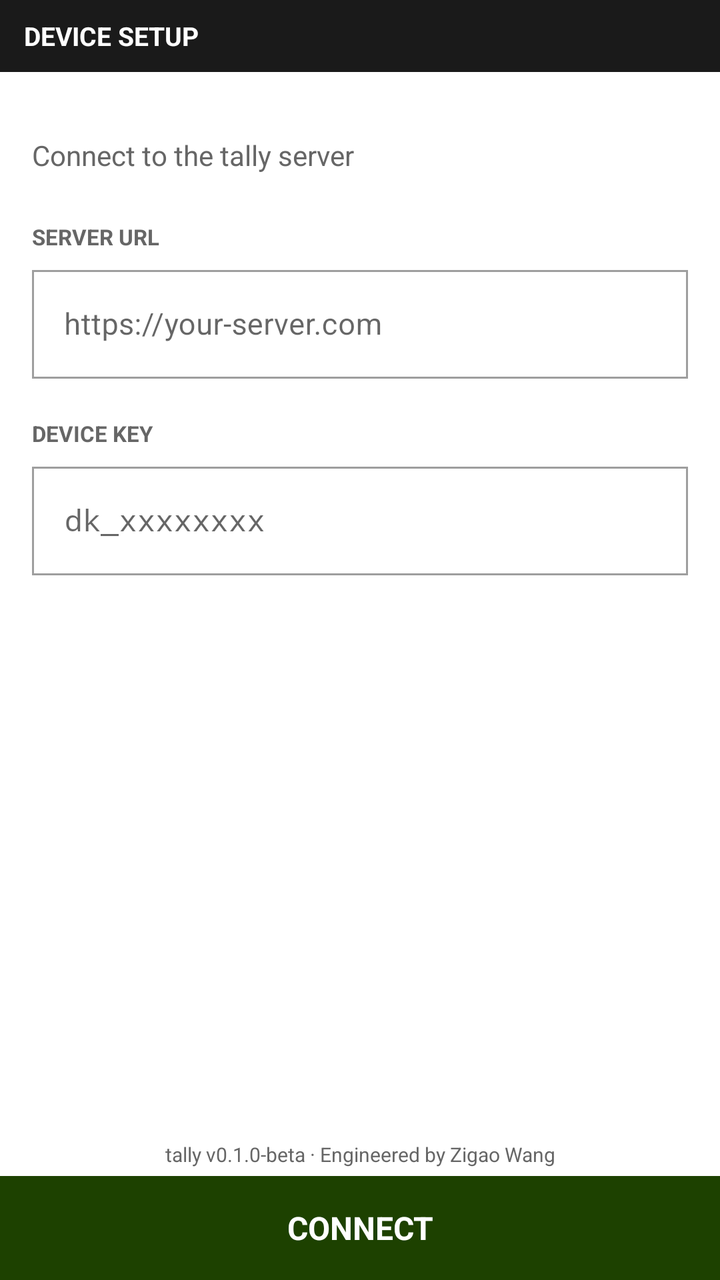
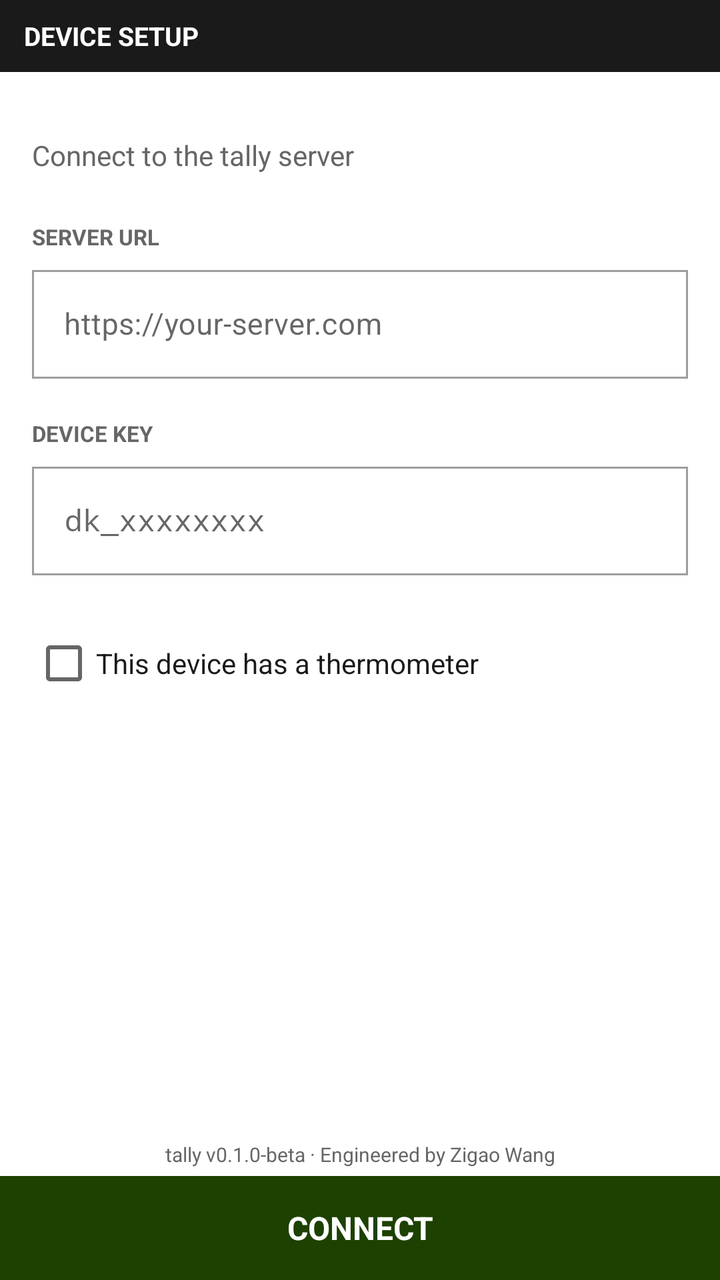

Before-and-after screenshots of an Android layout around one commit, followed by the original layout XML and the change that was made.
<!-- AndroidManifest.xml: application theme Theme.Tally -->
<!-- res/layout/activity_setup.xml -->
<?xml version="1.0" encoding="utf-8"?>
<LinearLayout xmlns:android="http://schemas.android.com/apk/res/android"
    xmlns:app="http://schemas.android.com/apk/res-auto"
    android:layout_width="match_parent"
    android:layout_height="match_parent"
    android:background="@color/background"
    android:orientation="vertical">

    
    <LinearLayout
        android:layout_width="match_parent"
        android:layout_height="36dp"
        android:background="@color/header_bg"
        android:gravity="center_vertical"
        android:paddingStart="12dp"
        android:paddingEnd="12dp">

        <TextView
            android:layout_width="wrap_content"
            android:layout_height="wrap_content"
            android:text="@string/setup_title"
            android:textSize="13sp"
            android:textStyle="bold"
            android:textAllCaps="true"
            android:textColor="@color/white" />

    </LinearLayout>

    <ScrollView
        android:layout_width="match_parent"
        android:layout_height="0dp"
        android:layout_weight="1"
        android:fillViewport="true">

        <LinearLayout
            android:layout_width="match_parent"
            android:layout_height="wrap_content"
            android:orientation="vertical"
            android:padding="16dp">

            <TextView
                android:layout_width="match_parent"
                android:layout_height="wrap_content"
                android:layout_marginTop="16dp"
                android:text="Connect to the tally server"
                android:textSize="14sp"
                android:textColor="@color/text_secondary" />

            <TextView
                android:layout_width="match_parent"
                android:layout_height="wrap_content"
                android:layout_marginTop="24dp"
                android:text="SERVER URL"
                android:textSize="11sp"
                android:textStyle="bold"
                android:textColor="@color/text_secondary" />

            <com.google.android.material.textfield.TextInputLayout
                style="@style/Widget.MaterialComponents.TextInputLayout.OutlinedBox"
                android:layout_width="match_parent"
                android:layout_height="wrap_content"
                android:layout_marginTop="4dp"
                app:boxCornerRadiusTopStart="0dp"
                app:boxCornerRadiusTopEnd="0dp"
                app:boxCornerRadiusBottomStart="0dp"
                app:boxCornerRadiusBottomEnd="0dp">

                <com.google.android.material.textfield.TextInputEditText
                    android:id="@+id/input_server_url"
                    android:layout_width="match_parent"
                    android:layout_height="wrap_content"
                    android:inputType="textUri"
                    android:singleLine="true"
                    android:textSize="15sp"
                    android:hint="@string/setup_server_url_hint" />

            </com.google.android.material.textfield.TextInputLayout>

            <TextView
                android:layout_width="match_parent"
                android:layout_height="wrap_content"
                android:layout_marginTop="20dp"
                android:text="DEVICE KEY"
                android:textSize="11sp"
                android:textStyle="bold"
                android:textColor="@color/text_secondary" />

            <com.google.android.material.textfield.TextInputLayout
                style="@style/Widget.MaterialComponents.TextInputLayout.OutlinedBox"
                android:layout_width="match_parent"
                android:layout_height="wrap_content"
                android:layout_marginTop="4dp"
                app:boxCornerRadiusTopStart="0dp"
                app:boxCornerRadiusTopEnd="0dp"
                app:boxCornerRadiusBottomStart="0dp"
                app:boxCornerRadiusBottomEnd="0dp">

                <com.google.android.material.textfield.TextInputEditText
                    android:id="@+id/input_api_key"
                    android:layout_width="match_parent"
                    android:layout_height="wrap_content"
                    android:inputType="textPassword"
                    android:singleLine="true"
                    android:fontFamily="monospace"
                    android:textSize="15sp"
                    android:hint="@string/setup_api_key_hint" />

            </com.google.android.material.textfield.TextInputLayout>

            <TextView
                android:id="@+id/text_error"
                android:layout_width="match_parent"
                android:layout_height="wrap_content"
                android:layout_marginTop="12dp"
                android:textColor="@color/error"
                android:textSize="13sp"
                android:textStyle="bold"
                android:visibility="gone" />

            <ProgressBar
                android:id="@+id/progress_bar"
                android:layout_width="24dp"
                android:layout_height="24dp"
                android:layout_marginTop="12dp"
                android:visibility="gone" />

        </LinearLayout>

    </ScrollView>

    
    <TextView
        android:layout_width="match_parent"
        android:layout_height="wrap_content"
        android:paddingTop="4dp"
        android:paddingBottom="4dp"
        android:gravity="center"
        android:textSize="10sp"
        android:textColor="@color/text_secondary"
        android:text="tally v0.1.0-beta · Engineered by Zigao Wang" />

    
    <TextView
        android:id="@+id/btn_connect"
        android:layout_width="match_parent"
        android:layout_height="52dp"
        android:gravity="center"
        android:text="@string/setup_connect"
        android:textSize="16sp"
        android:textStyle="bold"
        android:textAllCaps="true"
        android:textColor="@color/white"
        android:background="@color/accent" />

</LinearLayout>
<!-- resources referenced by this layout -->
<resources>
  <color name="accent">#1D4100</color>
  <color name="background">#FFFFFF</color>
  <color name="error">#B71C1C</color>
  <color name="header_bg">#1A1A1A</color>
  <color name="text_secondary">#666666</color>
  <color name="white">#FFFFFF</color>
  <string name="setup_api_key_hint">dk_xxxxxxxx</string>
  <string name="setup_connect">Connect</string>
  <string name="setup_server_url_hint">https://your-server.com</string>
  <string name="setup_title">Device Setup</string>
  <style name="Theme.Tally" parent="Theme.MaterialComponents.Light.NoActionBar">
          <item name="colorPrimary">@color/primary</item>
          <item name="colorPrimaryDark">@color/primary_dark</item>
          <item name="colorAccent">@color/accent</item>
          <item name="android:statusBarColor">@color/status_bar</item>
          <item name="android:windowBackground">@color/background</item>
      </style>
  <color name="primary">#1D4100</color>
  <color name="primary_dark">#142D00</color>
  <color name="status_bar">#000000</color>
</resources>

<!-- the commit's change to res/layout/activity_setup.xml (unified diff, before → after) -->
@@ -107,6 +107,15 @@
 
             </com.google.android.material.textfield.TextInputLayout>
 
+            <CheckBox
+                android:id="@+id/checkbox_thermometer"
+                android:layout_width="match_parent"
+                android:layout_height="wrap_content"
+                android:layout_marginTop="20dp"
+                android:text="This device has a thermometer"
+                android:textSize="14sp"
+                android:textColor="@color/text_primary" />
+
             <TextView
                 android:id="@+id/text_error"
                 android:layout_width="match_parent"
<!-- resource entries referenced after the edit -->
@@ -4,6 +4,7 @@
   <color name="background">#FFFFFF</color>
   <color name="error">#B71C1C</color>
   <color name="header_bg">#1A1A1A</color>
+  <color name="text_primary">#1A1A1A</color>
   <color name="text_secondary">#666666</color>
   <color name="white">#FFFFFF</color>
   <string name="setup_api_key_hint">dk_xxxxxxxx</string>
